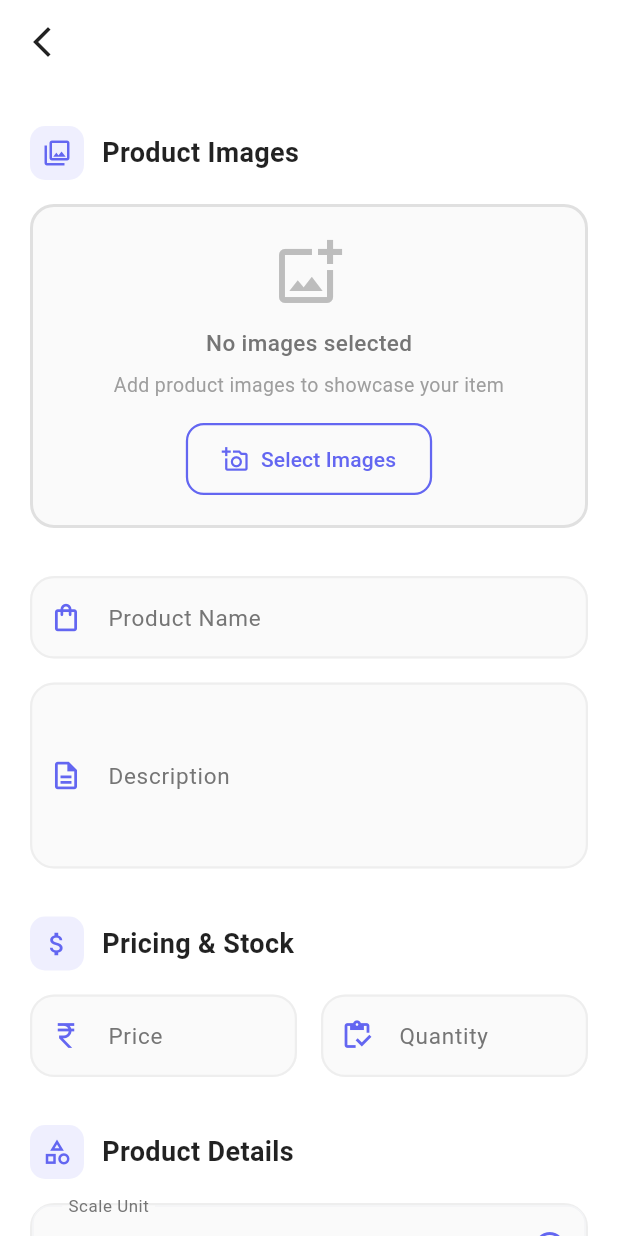
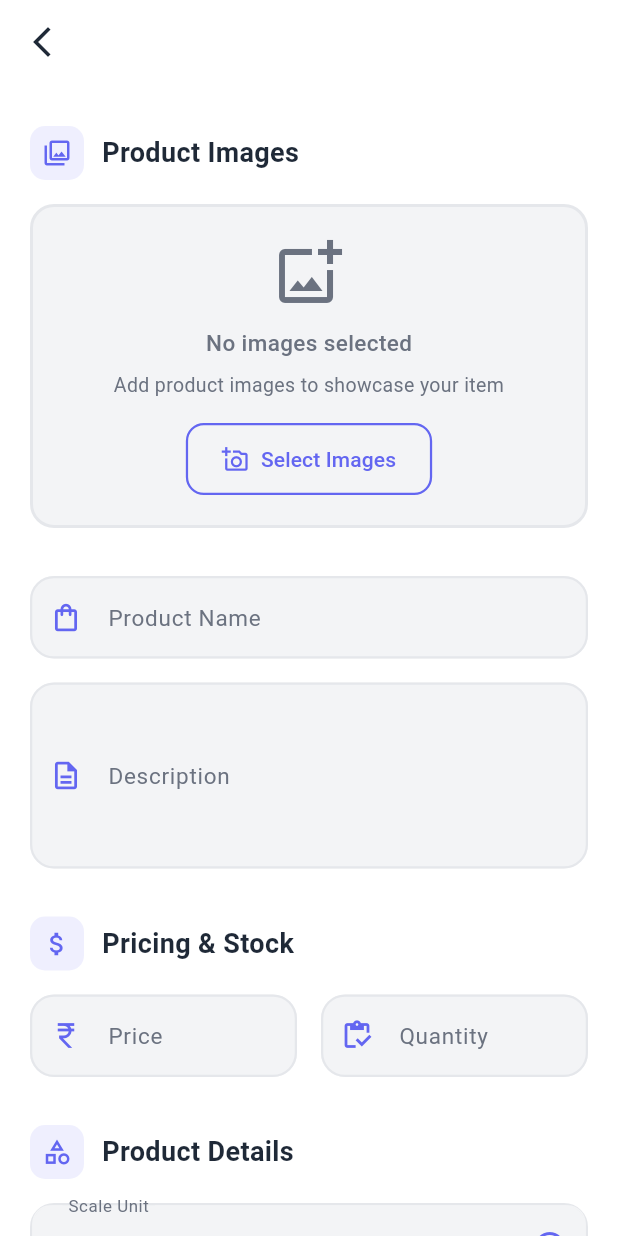
Before and after one commit to JomonJohnson9567/Mini-Wheels_admin_, a Flutter app: the AddProductPage screen opened directly, on a phone screen of 412 x 824 dp. Run offline on Flutter 3.47's test engine with Material 3 defaults, Android fonts, the phone set to English and light mode, and no system bars; our stand-ins replace bloc, cloud_firestore, equatable, firebase_auth, firebase_core, flutter_bloc and 2 more; accounts and stored records are empty.

Commit message:
Changes in color scheme

```diff
--- a/lib/screens/add_product/add_products.dart
+++ b/lib/screens/add_product/add_products.dart
@@ -111,7 +111,7 @@ class AddProductPage extends StatelessWidget {
             style: const TextStyle(
               fontSize: 18,
               fontWeight: FontWeight.bold,
-              color: Colors.black87,
+              color: textPrimary,
             ),
           ),
         ],
@@ -131,11 +131,11 @@ class AddProductPage extends StatelessWidget {
             width: double.infinity,
             padding: const EdgeInsets.all(20),
             decoration: BoxDecoration(
-              color: Colors.grey.shade50,
+              color: lightGrey,
               borderRadius: BorderRadius.circular(16),
               border: Border.all(
                 color: formState.imageBytes.isEmpty
-                    ? Colors.grey.shade300
+                    ? borderGrey
                     : primaryColor.withOpacity(0.3),
                 width: 2,
                 style: BorderStyle.solid,
@@ -147,13 +147,13 @@ class AddProductPage extends StatelessWidget {
                   Icon(
                     Icons.add_photo_alternate_outlined,
                     size: 48,
-                    color: Colors.grey.shade400,
+                    color: textSecondary,
                   ),
                   const SizedBox(height: 12),
                   Text(
                     "No images selected",
                     style: TextStyle(
-                      color: Colors.grey.shade600,
+                      color: textSecondary,
                       fontSize: 15,
                       fontWeight: FontWeight.w500,
                     ),
@@ -161,7 +161,7 @@ class AddProductPage extends StatelessWidget {
                   const SizedBox(height: 8),
                   Text(
                     "Add product images to showcase your item",
-                    style: TextStyle(color: Colors.grey.shade500, fontSize: 13),
+                    style: const TextStyle(color: textSecondary, fontSize: 13),
                     textAlign: TextAlign.center,
                   ),
                 ] else ...[
@@ -176,7 +176,7 @@ class AddProductPage extends StatelessWidget {
                           borderRadius: BorderRadius.circular(12),
                           boxShadow: [
                             BoxShadow(
-                              color: Colors.black.withOpacity(0.1),
+                              color: blackColor.withOpacity(0.1),
                               blurRadius: 8,
                               offset: const Offset(0, 2),
                             ),
@@ -198,7 +198,7 @@ class AddProductPage extends StatelessWidget {
                   Text(
                     "${formState.imageBytes.length} image${formState.imageBytes.length > 1 ? 's' : ''} selected",
                     style: TextStyle(
-                      color: Colors.grey.shade600,
+                      color: textSecondary,
                       fontSize: 13,
                       fontWeight: FontWeight.w500,
                     ),
@@ -277,9 +277,9 @@ class AddProductPage extends StatelessWidget {
 
           Container(
             decoration: BoxDecoration(
-              color: Colors.grey.shade50,
+              color: lightGrey,
               borderRadius: BorderRadius.circular(16),
-              border: Border.all(color: Colors.grey.shade200, width: 1.5),
+              border: Border.all(color: borderGrey, width: 1.5),
             ),
             child: DropdownButtonFormField<String>(
               value: formState.selectedUnit,
@@ -297,18 +297,15 @@ class AddProductPage extends StatelessWidget {
                   horizontal: 20,
                 ),
                 border: InputBorder.none,
-                labelStyle: TextStyle(
-                  color: Colors.grey.shade600,
-                  fontSize: 15,
-                ),
+                labelStyle: const TextStyle(color: textSecondary, fontSize: 15),
               ),
               hint: Text(
                 "Select Scale Unit",
-                style: TextStyle(color: Colors.grey.shade500),
+                style: const TextStyle(color: textSecondary),
               ),
               validator: (v) => v == null ? 'Select unit' : null,
               onChanged: (v) => context.read<ProductFormCubit>().setUnit(v),
-              dropdownColor: Colors.white,
+              dropdownColor: whiteColor,
               icon: Icon(
                 Icons.arrow_drop_down_circle_outlined,
                 color: primaryColor,
@@ -334,7 +331,7 @@ class AddProductPage extends StatelessWidget {
                 return Container(
                   padding: const EdgeInsets.all(20),
                   decoration: BoxDecoration(
-                    color: Colors.grey.shade50,
+                    color: lightGrey,
                     borderRadius: BorderRadius.circular(16),
                   ),
                   child: const Center(
@@ -347,9 +344,9 @@ class AddProductPage extends StatelessWidget {
                   .toList();
               return Container(
                 decoration: BoxDecoration(
-                  color: Colors.grey.shade50,
+                  color: lightGrey,
                   borderRadius: BorderRadius.circular(16),
-                  border: Border.all(color: Colors.grey.shade200, width: 1.5),
+                  border: Border.all(color: borderGrey, width: 1.5),
                 ),
                 child: DropdownButtonFormField<String>(
                   value: formState.selectedCategory,
@@ -367,19 +364,19 @@ class AddProductPage extends StatelessWidget {
                       horizontal: 20,
                     ),
                     border: InputBorder.none,
-                    labelStyle: TextStyle(
-                      color: Colors.grey.shade600,
+                    labelStyle: const TextStyle(
+                      color: textSecondary,
                       fontSize: 15,
                     ),
                   ),
                   hint: Text(
                     "Select Category",
-                    style: TextStyle(color: Colors.grey.shade500),
+                    style: const TextStyle(color: textSecondary),
                   ),
                   validator: (v) => v == null ? 'Select category' : null,
                   onChanged: (v) =>
                       context.read<ProductFormCubit>().setCategory(v),
-                  dropdownColor: Colors.white,
+                  dropdownColor: whiteColor,
                   icon: Icon(
                     Icons.arrow_drop_down_circle_outlined,
                     color: primaryColor,
@@ -441,7 +438,7 @@ class AddProductPage extends StatelessWidget {
                     Expanded(child: Text('Product added successfully')),
                   ],
                 ),
-                backgroundColor: Colors.green.shade600,
+                backgroundColor: successColor,
                 behavior: SnackBarBehavior.floating,
                 shape: RoundedRectangleBorder(
                   borderRadius: BorderRadius.circular(12),
@@ -475,14 +472,14 @@ class AddProductPage extends StatelessWidget {
           }
         },
         child: Scaffold(
-          backgroundColor: Colors.grey.shade100,
+          backgroundColor: backgroundColor,
           appBar: AppBar(
             backgroundColor: whiteColor,
             elevation: 0,
 
             centerTitle: true,
             leading: IconButton(
-              icon: const Icon(Icons.arrow_back_ios_new, color: Colors.black87),
+              icon: const Icon(Icons.arrow_back_ios_new, color: textPrimary),
               onPressed: () => Navigator.pushReplacement(
                 context,
                 MaterialPageRoute(builder: (_) => ProductListPage()),
--- a/lib/screens/add_product/widget/decoration.dart
+++ b/lib/screens/add_product/widget/decoration.dart
@@ -5,14 +5,14 @@ InputDecoration decoration(String label, IconData icon) => InputDecoration(
   labelText: label,
   prefixIcon: Icon(icon, color: primaryColor, size: 22),
   filled: true,
-  fillColor: Colors.grey.shade50,
+  fillColor: lightGrey,
   contentPadding: const EdgeInsets.symmetric(vertical: 16, horizontal: 20),
   border: OutlineInputBorder(
     borderRadius: BorderRadius.circular(16),
     borderSide: BorderSide.none,
   ),
   enabledBorder: OutlineInputBorder(
-    borderSide: BorderSide(color: Colors.grey.shade200, width: 1.5),
+    borderSide: BorderSide(color: borderGrey, width: 1.5),
     borderRadius: BorderRadius.circular(16),
   ),
   focusedBorder: OutlineInputBorder(
@@ -20,12 +20,12 @@ InputDecoration decoration(String label, IconData icon) => InputDecoration(
     borderRadius: BorderRadius.circular(16),
   ),
   errorBorder: OutlineInputBorder(
-    borderSide: BorderSide(color: Colors.red.shade300, width: 1.5),
+    borderSide: const BorderSide(color: errorColor, width: 1.5),
     borderRadius: BorderRadius.circular(16),
   ),
   focusedErrorBorder: OutlineInputBorder(
-    borderSide: BorderSide(color: Colors.red.shade400, width: 2),
+    borderSide: const BorderSide(color: errorColor, width: 2),
     borderRadius: BorderRadius.circular(16),
   ),
-  labelStyle: TextStyle(color: Colors.grey.shade600, fontSize: 15),
+  labelStyle: const TextStyle(color: textSecondary, fontSize: 15),
 );
--- a/lib/widgets/admin_orders_filter_widget.dart
+++ b/lib/widgets/admin_orders_filter_widget.dart
@@ -5,7 +5,6 @@ import 'package:mini_wheelz/bloc/admin_orders_event.dart';
 import 'package:mini_wheelz/bloc/admin_orders_filter_bloc.dart';
 import 'package:mini_wheelz/core/colors.dart';
 import 'package:mini_wheelz/core/utils/order_status_helper.dart';
-
 
 class AdminOrdersFilterWidget extends StatelessWidget {
   const AdminOrdersFilterWidget({super.key});
@@ -29,7 +28,7 @@ class AdminOrdersFilterWidget extends StatelessWidget {
     return TextField(
       decoration: InputDecoration(
         hintText: 'Search by order ID, product, or user...',
-        prefixIcon: const Icon(Icons.search),
+        prefixIcon: const Icon(Icons.search, color: textSecondary),
         filled: true,
         fillColor: whiteColor,
         border: OutlineInputBorder(
@@ -59,8 +58,7 @@ class AdminOrdersFilterWidget extends StatelessWidget {
                 dropdownColor: whiteColor,
                 value: currentState.selectedFilter,
                 isExpanded: true,
-                items:
-                    OrderStatusHelper.getStatusOptions()
+                items: OrderStatusHelper.getStatusOptions()
                     .map(
                       (status) => DropdownMenuItem(
                         value: status['value']!,
```
Also changed, not shown: lib/core/colors.dart (+18 -0 lines), lib/screens/add_category/add_category.dart (+40 -53 lines), lib/screens/add_product/widget/product_adding_gif.dart (+8 -16 lines), lib/screens/edit_product/edit_product.dart (+10 -22 lines), lib/screens/product_details/product_details.dart (+11 -10 lines), lib/screens/product_details/widget/circle_button.dart (+4 -4 lines), lib/screens/product_details/widget/infocard_widget.dart (+4 -3 lines), lib/screens/product_list/product_list.dart (+14 -8 lines), lib/widgets/admin_order_card.dart (+10 -12 lines), lib/widgets/admin_orders_list.dart (+4 -4 lines), lib/widgets/cards_widgets.dart (+7 -7 lines), lib/widgets/confirm_delete_product.dart (+22 -29 lines), lib/widgets/order_status_update_dialog.dart (+11 -9 lines), lib/widgets/shimmer.dart (+4 -3 lines). Lines whose indentation alone changed are shown as unchanged.
